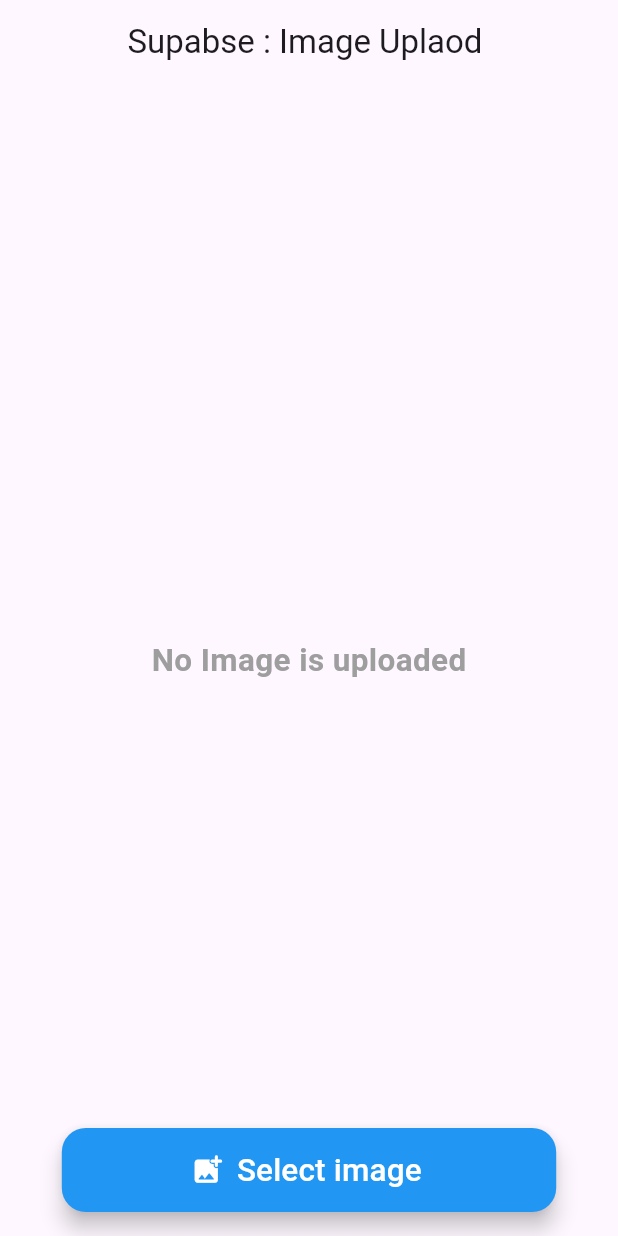
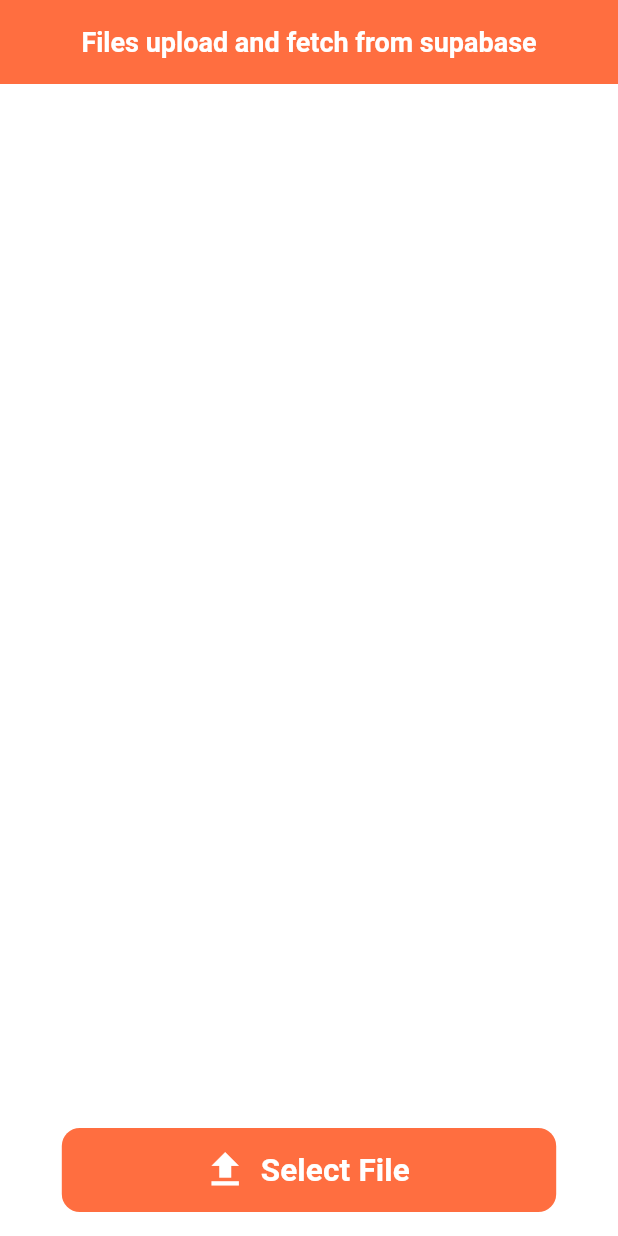
Before and after one commit to rahulkumardev24/supabase_all_concept_with_flutter, a Flutter app: the screen it shows after launch, on a phone screen of 412 x 824 dp. Run offline on Flutter 3.47's test engine with Material 3 defaults, Android fonts, the phone set to English and light mode, and no system bars; our stand-ins replace file_picker, image_picker, open_filex, supabase_flutter; accounts and stored records are empty.

Commit message:
FILE UPLOADING IN SUPABASE

```diff
--- a/lib/main.dart
+++ b/lib/main.dart
@@ -1,5 +1,6 @@
 import 'package:flutter/material.dart';
 import 'package:supabase_all_concept/authentication/login_screen.dart';
+import 'package:supabase_all_concept/storage/files_upload_screen.dart';
 import 'package:supabase_all_concept/storage/image_upload.dart';
 import 'package:supabase_flutter/supabase_flutter.dart';
 
@@ -22,7 +23,7 @@ class MyApp extends StatelessWidget {
           colorScheme: ColorScheme.fromSeed(seedColor: Colors.deepPurple),
           useMaterial3: true,
         ),
-        home: ImageUpload());
+        home: FilesUploadScreen());
   }
 }
 
--- /dev/null
+++ b/lib/storage/files_upload_screen.dart
@@ -0,0 +1,238 @@
+import 'dart:io';
+
+import 'package:file_picker/file_picker.dart';
+import 'package:flutter/material.dart';
+import 'package:open_filex/open_filex.dart';
+import 'package:path_provider/path_provider.dart';
+import 'package:supabase_flutter/supabase_flutter.dart';
+
+class FilesUploadScreen extends StatefulWidget {
+  const FilesUploadScreen({super.key});
+
+  @override
+  State<FilesUploadScreen> createState() => _FilesUploadScreenState();
+}
+
+class _FilesUploadScreenState extends State<FilesUploadScreen> {
+  final supabaseStorage = Supabase.instance.client;
+  List<FileObject> allFiles = [];
+  bool isLoading = false;
+  bool isUploading = false;
+
+  /// here we create function to upload files
+  Future<void> _uploadFiles() async {
+    /// here we pick file first
+    FilePickerResult? filePickerResult =
+        await FilePicker.platform.pickFiles(allowMultiple: true);
+    if (filePickerResult == null) return;
+    File file = File(filePickerResult.files.single.path!);
+    String name = filePickerResult.files.single.name;
+    String fileName = "${DateTime.now().millisecondsSinceEpoch}_$name";
+    setState(() {
+      isUploading = true;
+    });
+
+    try {
+      await supabaseStorage.storage.from("files").upload(fileName, file);
+      mySnackBar(
+          message: 'File Upload Successfully', backgroundColor: Colors.green);
+
+      /// here we call to auto update
+      setState(() {
+        _fetchAllFiles();
+      });
+    } catch (e) {
+      mySnackBar(message: 'Uploading failed', backgroundColor: Colors.red);
+    }
+    setState(() {
+      isUploading = false;
+    });
+  }
+
+  @override
+  void initState() {
+    super.initState();
+    _fetchAllFiles();
+  }
+
+  /// here we create function to fetch all files
+  Future<void> _fetchAllFiles() async {
+    setState(() {
+      isLoading = true;
+    });
+    try {
+      final List<FileObject> responseFile =
+          await supabaseStorage.storage.from("files").list();
+      setState(() {
+        setState(() {
+          allFiles = responseFile;
+        });
+      });
+      mySnackBar(
+          message: "Successfully Fetch all files",
+          backgroundColor: Colors.green);
+    } catch (e) {
+      mySnackBar(
+          message: "Failed to fetching files $e", backgroundColor: Colors.red);
+    }
+    setState(() {
+      isLoading = false;
+    });
+  }
+
+  /// here we create function to download the files
+  Future<void> downloadAndOpen(String filePath) async {
+    setState(() {
+      isLoading = true;
+    });
+    try {
+      final tempDir = await getTemporaryDirectory();
+      final localPath = "${tempDir.path}/${filePath.split('/').last}";
+      final localFile = File(localPath);
+      final fileData =
+          await supabaseStorage.storage.from("files").download(filePath);
+      await localFile.writeAsBytes(fileData);
+      await OpenFilex.open(localPath);
+    } catch (e) {
+      mySnackBar(message: "Error Can,t OPen : $e", backgroundColor: Colors.red);
+    }
+    setState(() {
+      isLoading = false;
+    });
+  }
+
+  /// here we create function to delete file
+  /// delete operation perform in next video
+  /// because need id to delete files
+
+  @override
+  Widget build(BuildContext context) {
+    return Scaffold(
+      appBar: AppBar(
+        title: const Text(
+          "Files upload and fetch from supabase",
+          style: TextStyle(
+              fontSize: 18, fontWeight: FontWeight.bold, color: Colors.white),
+        ),
+        centerTitle: true,
+        backgroundColor: Colors.deepOrangeAccent,
+      ),
+
+      floatingActionButtonLocation: FloatingActionButtonLocation.centerFloat,
+
+      /// file select button
+      floatingActionButton: SizedBox(
+        width: MediaQuery.of(context).size.width * 0.8,
+        child: isUploading
+            ? const Center(child: CircularProgressIndicator())
+            : FloatingActionButton.extended(
+                /// here we call file select and upload file function
+                onPressed: _uploadFiles,
+                shape: RoundedRectangleBorder(
+                    borderRadius: BorderRadius.circular(12)),
+                elevation: 0,
+                backgroundColor: Colors.deepOrangeAccent,
+                icon: const Icon(
+                  Icons.upload,
+                  color: Colors.white,
+                  size: 31,
+                ),
+                label: const Text(
+                  "Select File",
+                  style: TextStyle(
+                      fontSize: 21,
+                      fontWeight: FontWeight.bold,
+                      color: Colors.white),
+                ),
+              ),
+      ),
+
+      /// ----- BODY ---- ///
+      backgroundColor: Colors.white,
+
+      /// data show here in list view
+      body: isLoading
+          ? const Center(
+              child: CircularProgressIndicator(),
+            )
+          : ListView.builder(
+              itemCount: allFiles.length,
+              itemBuilder: (context, index) {
+                final myFile = allFiles[index];
+                return Card(
+                  child: ListTile(
+                    title: Text(myFile.name),
+                    leading: const Icon(
+                      Icons.insert_drive_file,
+                      color: Colors.blue,
+                    ),
+                    trailing: Row(
+                      mainAxisSize: MainAxisSize.min,
+                      children: [
+                        IconButton(
+
+                            /// here we call file open functions
+                            onPressed: () => downloadAndOpen(myFile.name),
+                            icon: const Icon(
+                              Icons.download,
+                              color: Colors.green,
+                              size: 33,
+                            )),
+                        IconButton(
+
+                            /// here we call delete function
+                            onPressed: () {},
+                            icon: const Icon(
+                              Icons.delete_forever,
+                              color: Colors.red,
+                              size: 33,
+                            )),
+                      ],
+                    ),
+                  ),
+                );
+              }),
+    );
+  }
+
+  /// here we create function to show snackbar message
+  void mySnackBar({required String message, Color? backgroundColor}) {
+    ScaffoldMessenger.of(context).showSnackBar(SnackBar(
+      content: Text(
+        message,
+        style: const TextStyle(
+            fontWeight: FontWeight.bold, fontSize: 21, color: Colors.white),
+      ),
+      backgroundColor: backgroundColor,
+    ));
+  }
+}
+
+/// IN THIS VIDE WE UPLOAD
+/// UPLOAD PDF , WORD FILE , XLXS FILE , PPT FILES , AUDIO , VIDEO ON SUPABASE
+/// AND ALSO OPEN THESE ALL FILES
+///
+/// Simple Steps
+/// Step 1 => DONE
+/// connect flutter with supabase  , this project is already connect with supabase , you first connect
+/// link in the description box
+/// Step 2  => DONE
+/// add dependency
+/// Step 3 => DONE
+/// create simple ui
+/// Step 4 => DONE , busket name = files , same name use in uploading time
+/// create busket in supabase storage
+/// Step 5 => DONE
+/// upload files
+/// Step 6 => DONE
+/// Fetch all Files
+/// Step 7 => DONE
+/// delete operation & open
+/// Step 8 => DONE
+/// final check
+/// start
+/// ------ THANKS ---------- ///
+///
+///
+///
+///
--- a/pubspec.yaml
+++ b/pubspec.yaml
@@ -38,6 +38,9 @@ dependencies:
   supabase_flutter: ^2.8.3
   image_picker: ^1.1.2
   cached_network_image: ^3.4.1
+  file_picker: ^9.2.1
+  open_filex: ^4.7.0
+  path_provider: ^2.1.5
 
 dev_dependencies:
   flutter_test:
```
Also changed, not shown: Screenshot_20250325_232027.png (added), pubspec.lock, 5 other files.
